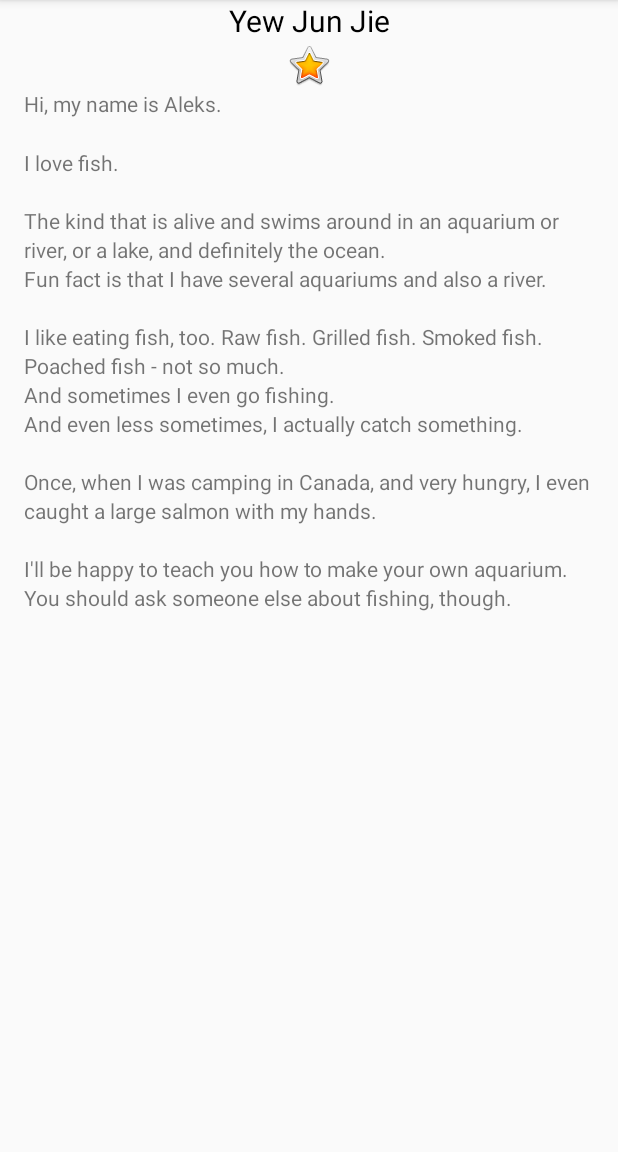
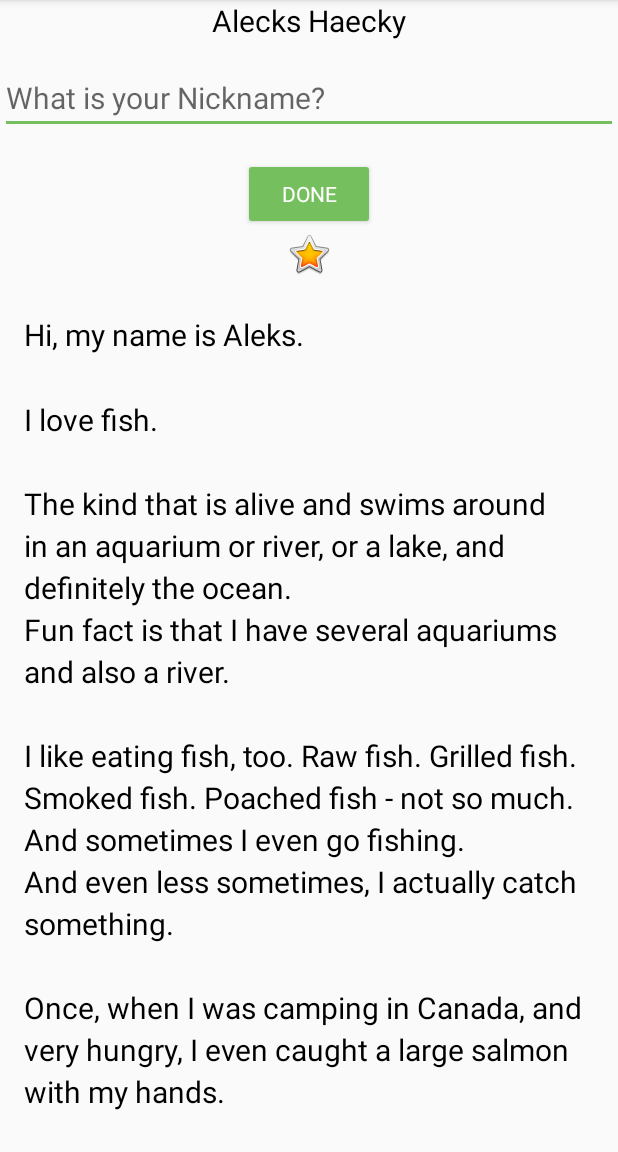
Before and after one commit to mrmarshmallow98/AboutMe, an Android app: the screen it shows after launch (MainActivity), on a phone screen of 412 x 824 dp, the part 84-1236 px from its top. Run offline under Robolectric (Android 15) with nearby library versions, the phone set to English and light mode, and no system bars.

```diff
--- a/app/build.gradle
+++ b/app/build.gradle
@@ -9,7 +9,7 @@ android {
     buildToolsVersion "29.0.2"
     defaultConfig {
         applicationId "com.android.example.aboutme"
-        minSdkVersion 15
+        minSdkVersion 16
         targetSdkVersion 29
         versionCode 1
         versionName "1.0"
--- /dev/null
+++ b/app/src/main/res/font/roboto.xml
@@ -0,0 +1,4 @@
+<?xml version="1.0" encoding="utf-8"?>
+<font-family xmlns:android="http://schemas.android.com/apk/res/android">
+
+</font-family>
--- a/app/src/main/res/layout/activity_main.xml
+++ b/app/src/main/res/layout/activity_main.xml
@@ -15,6 +15,37 @@
         android:textAlignment="center"
         android:textColor="@android:color/black"
         android:textSize="@dimen/text_size" />
+
+    <EditText
+        android:id="@+id/nickname_edit"
+        style="@style/NameStyle"
+        android:layout_width="match_parent"
+        android:layout_height="wrap_content"
+        android:ems="10"
+        android:hint="@string/what_is_your_nickname"
+        android:inputType="textShortMessage|textPersonName|text|textEmailAddress" />
+
+    <Button
+        android:id="@+id/done_button"
+        style="@style/Widget.AppCompat.Button.Colored"
+        android:layout_width="wrap_content"
+        android:layout_height="wrap_content"
+        android:layout_gravity="center_horizontal"
+        android:layout_marginTop="@dimen/layout_margin"
+        android:text="@string/done"
+        android:fontFamily="@font/roboto"
+        />
+
+    <TextView
+        android:id="@+id/nickname_text"
+        style="@style/NameStyle"
+        android:layout_width="match_parent"
+        android:layout_height="wrap_content"
+        android:textAlignment="center"
+        android:visibility="gone"
+        android:background="@color/colorAccent"
+        android:paddingBottom="@dimen/small_padding"
+        android:text="" />
 
     <ImageView
         android:id="@+id/star_image"
--- a/app/src/main/res/values/colors.xml
+++ b/app/src/main/res/values/colors.xml
@@ -2,5 +2,5 @@
 <resources>
     <color name="colorPrimary">#008577</color>
     <color name="colorPrimaryDark">#00574B</color>
-    <color name="colorAccent">#D81B60</color>
+    <color name="colorAccent">#76bf5e</color>
 </resources>
--- a/app/src/main/res/values/dimens.xml
+++ b/app/src/main/res/values/dimens.xml
@@ -1,4 +1,7 @@
 <?xml version="1.0" encoding="utf-8"?>
 <resources>
     <dimen name="text_size">20sp</dimen>
+    <dimen name="small_padding">8dp</dimen>
+    <dimen name="layout_margin">16dp</dimen>
+    <dimen name="layout_padding">16dp</dimen>
 </resources>
--- a/app/src/main/res/values/strings.xml
+++ b/app/src/main/res/values/strings.xml
@@ -1,6 +1,6 @@
 <resources>
     <string name="app_name">AboutMe</string>
-    <string name="name">Yew Jun Jie</string>
+    <string name="name">Alecks Haecky</string>
     <string name="yellow_star">Yellow star</string>
     <string name="bio">Hi, my name is Aleks.
 \n\nI love fish.
@@ -11,5 +11,8 @@
 \nAnd even less sometimes, I actually catch something.
 \n\nOnce, when I was camping in Canada, and very hungry, I even caught a large salmon with my hands.
 \n\nI\'ll be happy to teach you how to make your own aquarium.
-\nYou should ask someone else about fishing, though.\n\n</string>
+\nYou should ask someone else about fishing, though.\n\n
+    </string>
+    <string name="what_is_your_nickname">What is your Nickname?</string>
+    <string name="done">Done</string>
 </resources>
--- a/app/src/main/res/values/styles.xml
+++ b/app/src/main/res/values/styles.xml
@@ -8,6 +8,12 @@
         <item name="colorAccent">@color/colorAccent</item>
     </style>
 
-    <style name="NameStyle">NameStyle</style>
+    <style name="NameStyle">
+        <item name="android:layout_marginTop">@dimen/layout_margin</item>
+        <item name="android:fontFamily">@font/roboto</item>
+        <item name="android:paddingTop">@dimen/small_padding</item>
+        <item name="android:textColor">@android:color/black</item>
+        <item name="android:textSize">@dimen/text_size</item>
+    </style>
 
 </resources>
```
Also changed, not shown: app/src/main/java/com/android/example/aboutme/MainActivity.kt (+46 -0 lines).
